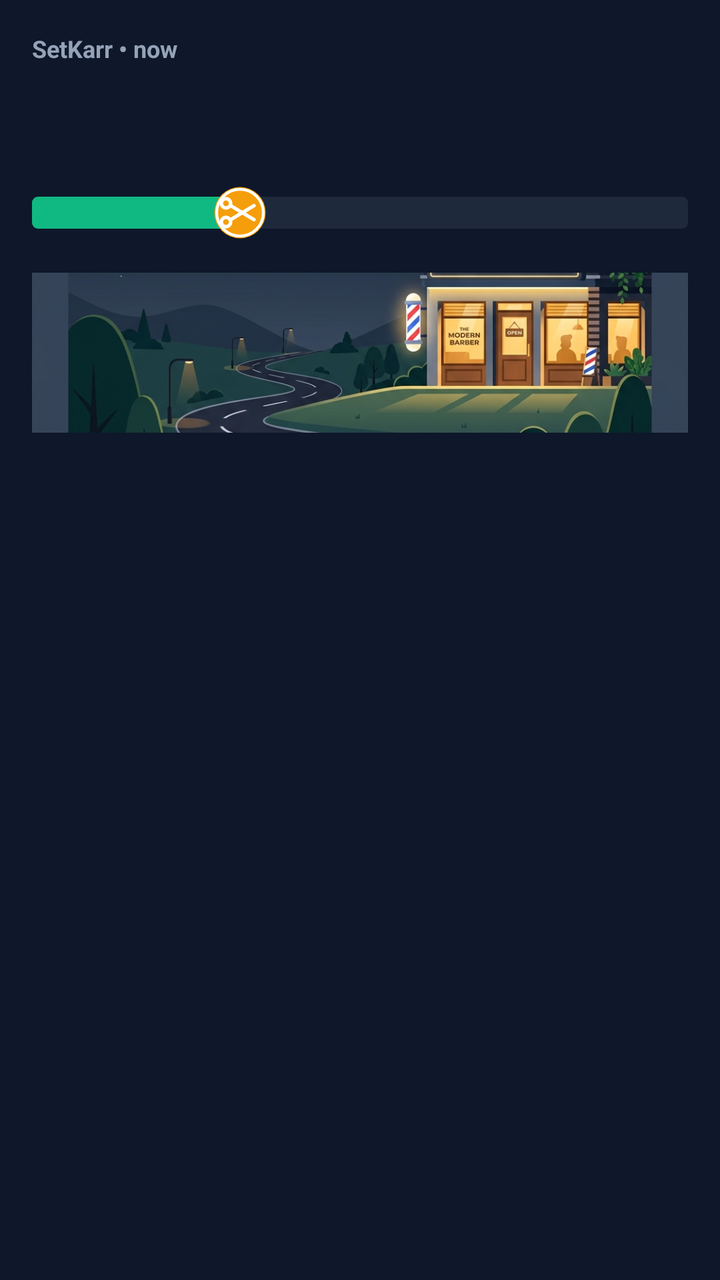
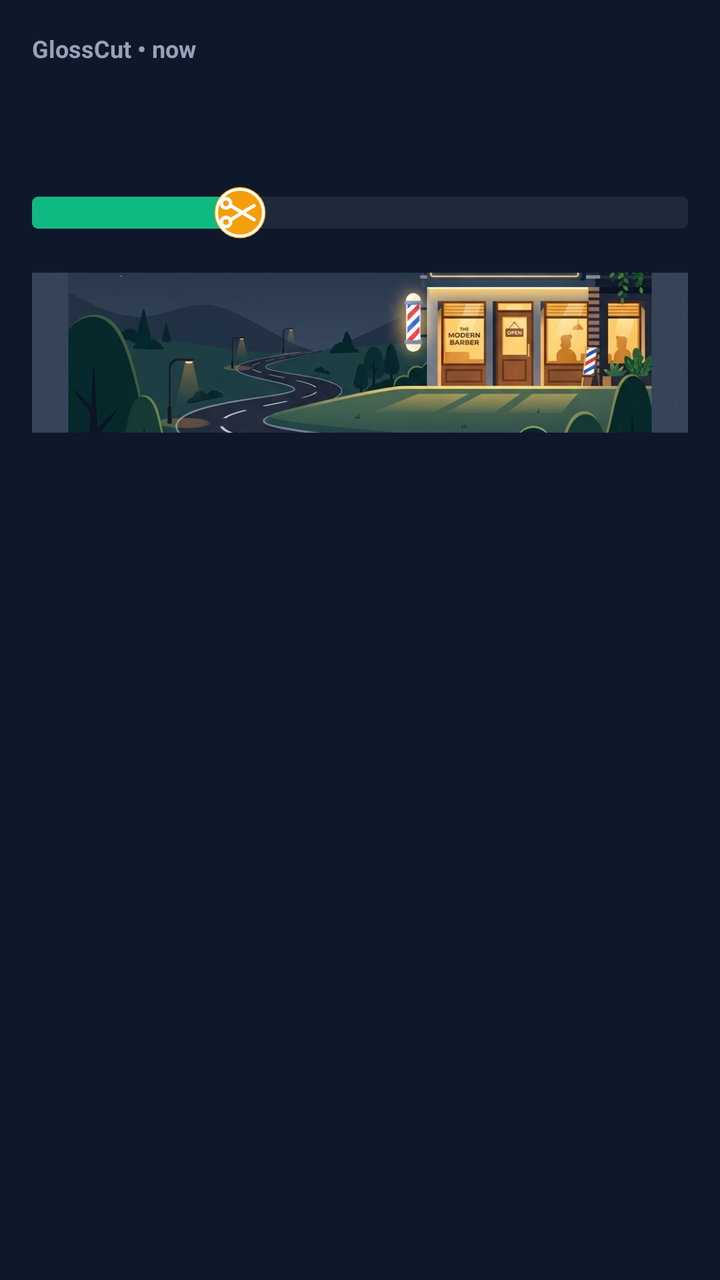

Screens rendered from an Android XML layout before and after an edit, with the pre-edit source and the edit as a unified diff.
<!-- AndroidManifest.xml: application theme AppTheme -->
<!-- res/layout/custom_notification.xml -->
<?xml version="1.0" encoding="utf-8"?>
<LinearLayout xmlns:android="http://schemas.android.com/apk/res/android"
    android:layout_width="match_parent"
    android:layout_height="wrap_content"
    android:orientation="vertical"
    android:background="#0F172A"
    android:padding="16dp">

    
    <RelativeLayout
        android:layout_width="match_parent"
        android:layout_height="wrap_content"
        android:paddingBottom="8dp">

        <TextView
            android:id="@+id/app_title"
            android:layout_width="wrap_content"
            android:layout_height="wrap_content"
            android:text="SetKarr • now"
            android:textColor="#94A3B8"
            android:textSize="12sp"
            android:textStyle="bold" />
    </RelativeLayout>

    
    <TextView
        android:id="@+id/title"
        android:layout_width="match_parent"
        android:layout_height="wrap_content"
        android:textColor="#FFFFFF"
        android:textSize="18sp"
        android:textStyle="bold" />

    
    <TextView
        android:id="@+id/body"
        android:layout_width="match_parent"
        android:layout_height="wrap_content"
        android:textColor="#94A3B8"
        android:textSize="13sp"
        android:layout_marginTop="2dp" />

    
    <SeekBar
        android:id="@+id/progress_bar"
        android:layout_width="match_parent"
        android:layout_height="wrap_content"
        android:layout_marginTop="8dp"
        android:layout_marginBottom="8dp"
        android:max="100"
        android:progress="30"
        android:progressDrawable="@drawable/custom_progress_track"
        android:thumb="@drawable/custom_barber_thumb"
        android:splitTrack="false"
        android:thumbOffset="0dp"
        android:enabled="false"
        android:paddingStart="0dp"
        android:paddingEnd="0dp" />

    
    <ImageView
        android:id="@+id/road_illustration"
        android:layout_width="match_parent"
        android:layout_height="80dp"
        android:layout_marginTop="8dp"
        android:scaleType="centerCrop"
        android:src="@drawable/salon_road" />

</LinearLayout>
<!-- resources referenced by this layout -->
<resources>
  <!-- drawable custom_barber_thumb (drawable) -->
  <?xml version="1.0" encoding="utf-8"?>
  <animation-list xmlns:android="http://schemas.android.com/apk/res/android"
      android:oneshot="false">
      <item android:drawable="@drawable/ic_scissors_frame1" android:duration="200" />
      <item android:drawable="@drawable/ic_scissors_frame2" android:duration="200" />
      <item android:drawable="@drawable/ic_scissors_frame3" android:duration="200" />
  </animation-list>
  <!-- drawable custom_progress_track (drawable) -->
  <?xml version="1.0" encoding="utf-8"?>
  <layer-list xmlns:android="http://schemas.android.com/apk/res/android">
      <item android:id="@android:id/background">
          <shape>
              <corners android:radius="3dp" />
              <solid android:color="#1E293B" />
          </shape>
      </item>
      <item android:id="@android:id/progress">
          <clip>
              <shape>
                  <corners android:radius="3dp" />
                  <solid android:color="#10B981" />
              </shape>
          </clip>
      </item>
  </layer-list>
  <style name="AppTheme" parent="Theme.AppCompat.DayNight.NoActionBar">
      <item name="android:enforceNavigationBarContrast" tools:targetApi="29">true</item>
      <item name="android:editTextBackground">@drawable/rn_edit_text_material</item>
      <item name="colorPrimary">@color/colorPrimary</item>
      <item name="android:statusBarColor">#ffffff</item>
    </style>
  <!-- drawable ic_scissors_frame1 (drawable) -->
  <vector xmlns:android="http://schemas.android.com/apk/res/android"
      android:width="28dp"
      android:height="28dp"
      android:viewportWidth="24"
      android:viewportHeight="24">
      
      <path
          android:fillColor="#F59E0B"
          android:pathData="M12,12 m-11,0 a11,11 0 1,1 22,0 a11,11 0 1,1 -22,0" />
      
      <path
          android:strokeColor="#FFFFFF"
          android:strokeWidth="1.2"
          android:pathData="M12,12 m-10,0 a10,10 0 1,1 20,0 a10,10 0 1,1 -20,0" />
      
      <path
          android:strokeColor="#FFFFFF"
          android:strokeWidth="1.5"
          android:strokeLineCap="round"
          android:strokeLineJoin="round"
          android:pathData="M6,8 m-2,0 a2,2 0 1,1 4,0 a2,2 0 1,1 -4,0" />
      
      <path
          android:strokeColor="#FFFFFF"
          android:strokeWidth="1.5"
          android:strokeLineCap="round"
          android:strokeLineJoin="round"
          android:pathData="M6,16 m-2,0 a2,2 0 1,1 4,0 a2,2 0 1,1 -4,0" />
      
      <path
          android:strokeColor="#FFFFFF"
          android:strokeWidth="1.5"
          android:strokeLineCap="round"
          android:strokeLineJoin="round"
          android:pathData="M8,9 L18,15" />
      
      <path
          android:strokeColor="#FFFFFF"
          android:strokeWidth="1.5"
          android:strokeLineCap="round"
          android:strokeLineJoin="round"
          android:pathData="M8,15 L18,9" />
  </vector>
  <!-- drawable rn_edit_text_material (drawable) -->
  <?xml version="1.0" encoding="utf-8"?>
  <inset xmlns:android="http://schemas.android.com/apk/res/android"
         android:insetLeft="@dimen/abc_edit_text_inset_horizontal_material"
         android:insetRight="@dimen/abc_edit_text_inset_horizontal_material"
         android:insetTop="@dimen/abc_edit_text_inset_top_material"
         android:insetBottom="@dimen/abc_edit_text_inset_bottom_material"
         >
  
      <selector>
          
          <item android:state_enabled="false" android:drawable="@drawable/abc_textfield_default_mtrl_alpha"/>
          <item android:drawable="@drawable/abc_textfield_activated_mtrl_alpha"/>
      </selector>
  
  </inset>
  <color name="colorPrimary">#023c69</color>
</resources>

<!-- the commit's change to res/layout/custom_notification.xml (unified diff, before → after) -->
@@ -16,7 +16,7 @@
             android:id="@+id/app_title"
             android:layout_width="wrap_content"
             android:layout_height="wrap_content"
-            android:text="SetKarr • now"
+            android:text="GlossCut • now"
             android:textColor="#94A3B8"
             android:textSize="12sp"
             android:textStyle="bold" />
